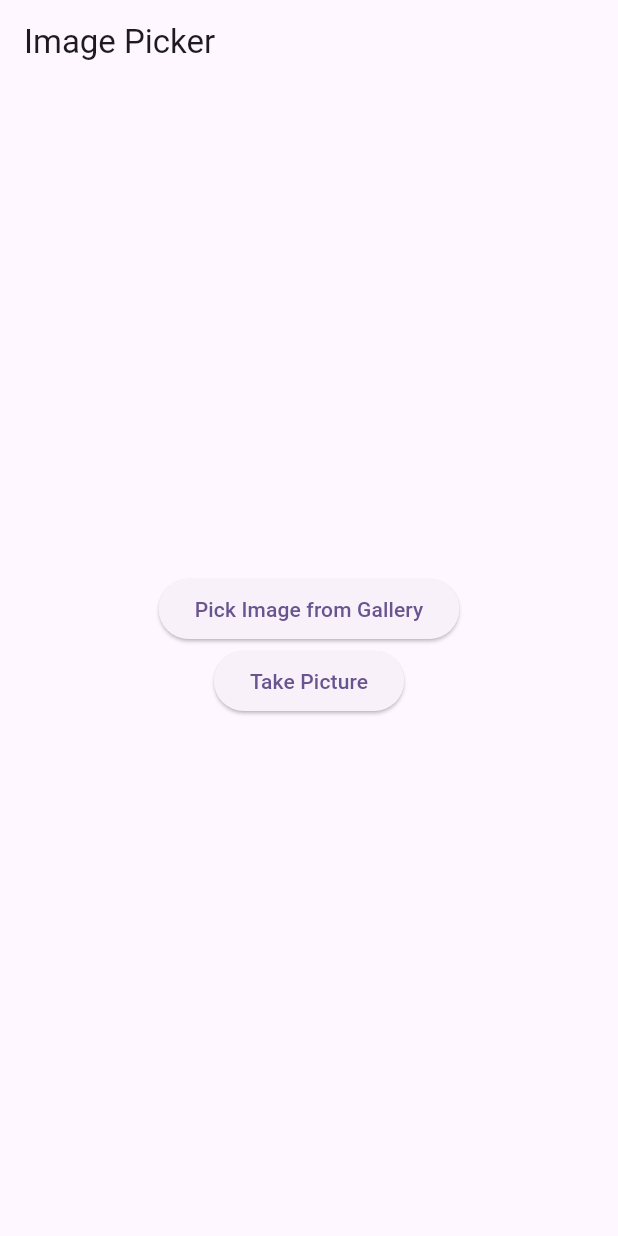
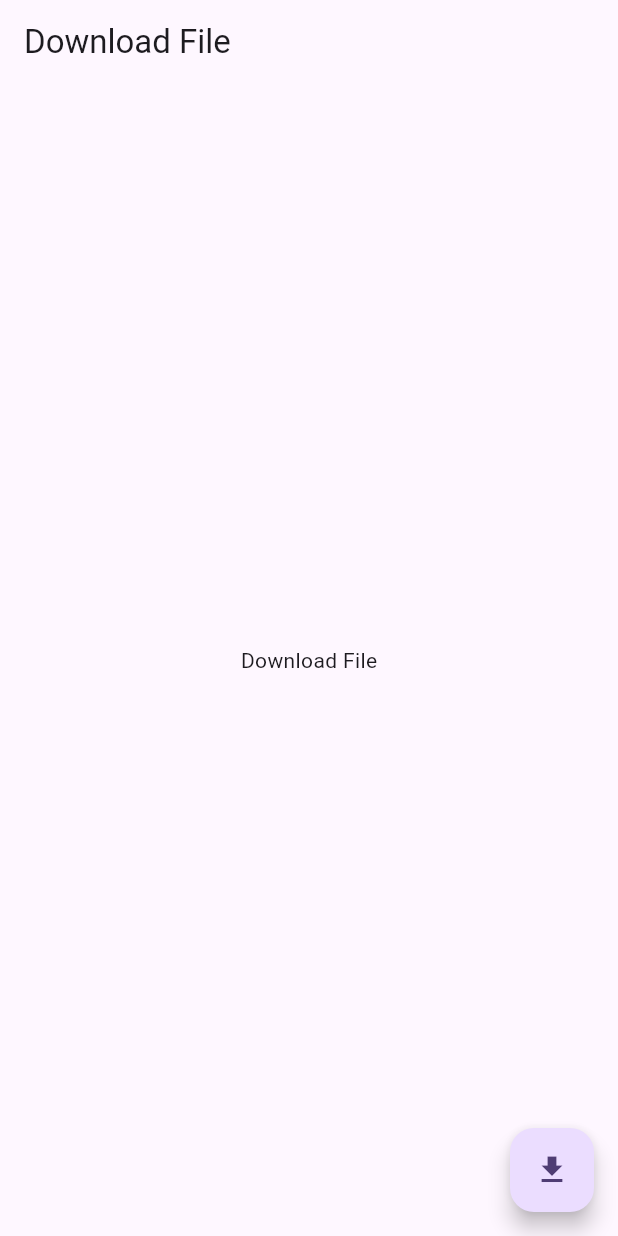
Before and after one commit to javed-khan-developer/flutter_oct_2023, a Flutter app: the screen it shows after launch, on a phone screen of 412 x 824 dp. Run offline on Flutter 3.47's test engine with Material 2 defaults, Android fonts, the phone set to English and light mode, and no system bars; our stand-ins replace dio, image_picker.

Commit message:
download file

```diff
--- /dev/null
+++ b/lib/file_download/file_download_view.dart
@@ -0,0 +1,30 @@
+import 'package:flutter/material.dart';
+import 'package:flutter_oct_2023/file_download/downlaoding_dialog.dart';
+
+class DownloadFileView extends StatelessWidget {
+  const DownloadFileView({super.key});
+
+  @override
+  Widget build(BuildContext context) {
+    return Scaffold(
+      appBar: AppBar(
+        title: const Text("Download File"),
+      ),
+      body: const Center(
+        child: Text(
+          'Download File',
+        ),
+      ),
+      floatingActionButton: FloatingActionButton(
+        onPressed: () {
+          showDialog(
+            context: context,
+            builder: (context) => const DownloadingDialog(),
+          );
+        },
+        tooltip: 'Download File',
+        child: const Icon(Icons.download),
+      ), // This trailing comma makes auto-formatting nicer for build methods.
+    );
+  }
+}
--- a/lib/image_picker/image_picker.dart
+++ b/lib/image_picker/image_picker.dart
@@ -4,7 +4,8 @@ import 'package:flutter/material.dart';
 import 'package:image_picker/image_picker.dart';
 
 class ImagePickerView extends StatefulWidget {
-  const ImagePickerView({Key? key}) : super(key: key);
+  const ImagePickerView({super.key});
+
 
   @override
   _ImagePickerViewState createState() => _ImagePickerViewState();
--- a/lib/main.dart
+++ b/lib/main.dart
@@ -1,5 +1,5 @@
 import 'package:flutter/material.dart';
-import 'package:flutter_oct_2023/image_picker/image_picker.dart';
+import 'package:flutter_oct_2023/file_download/file_download_view.dart';
 
 void main() {
   runApp(const MyApp());
@@ -15,7 +15,7 @@ class MyApp extends StatelessWidget {
         colorScheme: ColorScheme.fromSeed(seedColor: Colors.deepPurple),
         useMaterial3: true,
       ),
-      home: ImagePickerView(),
+      home: const DownloadFileView(),
     );
   }
 }
```
Also changed, not shown: lib/file_download/downlaoding_dialog.dart (added, +76 -0 lines).
